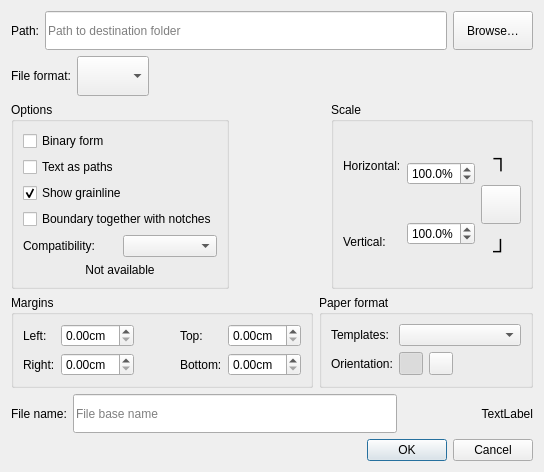
dismine/valentina, file src/app/valentina/dialogs/dialogsavelayout.ui: the form before one commit.
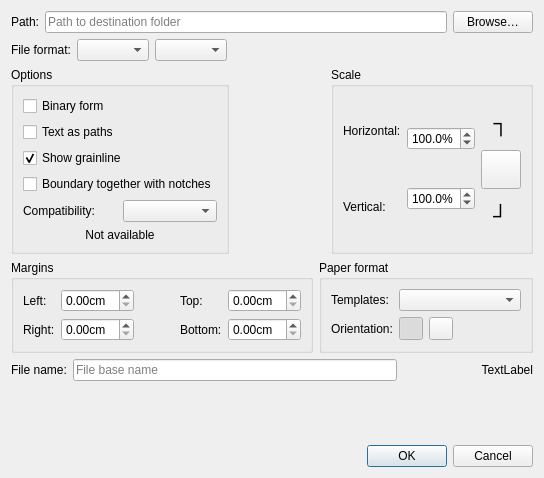
The form after the commit. Icons and pictures are not drawn.

Commit message: Divide the list of export file formats into two.

```diff
--- a/src/app/valentina/dialogs/dialogsavelayout.ui
+++ b/src/app/valentina/dialogs/dialogsavelayout.ui
@@ -7,7 +7,7 @@
     <x>0</x>
     <y>0</y>
     <width>544</width>
-    <height>472</height>
+    <height>478</height>
    </rect>
   </property>
   <property name="windowTitle">
@@ -30,7 +30,7 @@
      <item>
       <widget class="QLineEdit" name="lineEditPath">
        <property name="sizePolicy">
-        <sizepolicy hsizetype="Expanding" vsizetype="Preferred">
+        <sizepolicy hsizetype="Expanding" vsizetype="Fixed">
          <horstretch>0</horstretch>
          <verstretch>0</verstretch>
         </sizepolicy>
@@ -46,7 +46,7 @@
      <item>
       <widget class="QPushButton" name="pushButtonBrowse">
        <property name="sizePolicy">
-        <sizepolicy hsizetype="Preferred" vsizetype="Preferred">
+        <sizepolicy hsizetype="Preferred" vsizetype="Fixed">
          <horstretch>0</horstretch>
          <verstretch>0</verstretch>
         </sizepolicy>
@@ -79,13 +79,20 @@
      <item>
       <widget class="QComboBox" name="comboBoxFormat">
        <property name="sizePolicy">
-        <sizepolicy hsizetype="Fixed" vsizetype="Preferred">
+        <sizepolicy hsizetype="Preferred" vsizetype="Fixed">
          <horstretch>0</horstretch>
          <verstretch>0</verstretch>
         </sizepolicy>
        </property>
       </widget>
      </item>
+     <item>
+      <widget class="QComboBox" name="comboBoxFormatType">
+       <property name="sizeAdjustPolicy">
+        <enum>QComboBox::AdjustToContents</enum>
+       </property>
+      </widget>
+     </item>
      <item>
       <spacer name="horizontalSpacer_4">
        <property name="orientation">
@@ -578,7 +585,7 @@
      <item>
       <widget class="QLineEdit" name="lineEditFileName">
        <property name="sizePolicy">
-        <sizepolicy hsizetype="Expanding" vsizetype="Minimum">
+        <sizepolicy hsizetype="Expanding" vsizetype="Fixed">
          <horstretch>0</horstretch>
          <verstretch>0</verstretch>
         </sizepolicy>
@@ -615,6 +622,19 @@
      </item>
     </layout>
    </item>
+   <item>
+    <spacer name="verticalSpacer">
+     <property name="orientation">
+      <enum>Qt::Vertical</enum>
+     </property>
+     <property name="sizeHint" stdset="0">
+      <size>
+       <width>20</width>
+       <height>40</height>
+      </size>
+     </property>
+    </spacer>
+   </item>
    <item>
     <widget class="QDialogButtonBox" name="buttonBox">
      <property name="orientation">
```
The commit also changes 9 other files.
